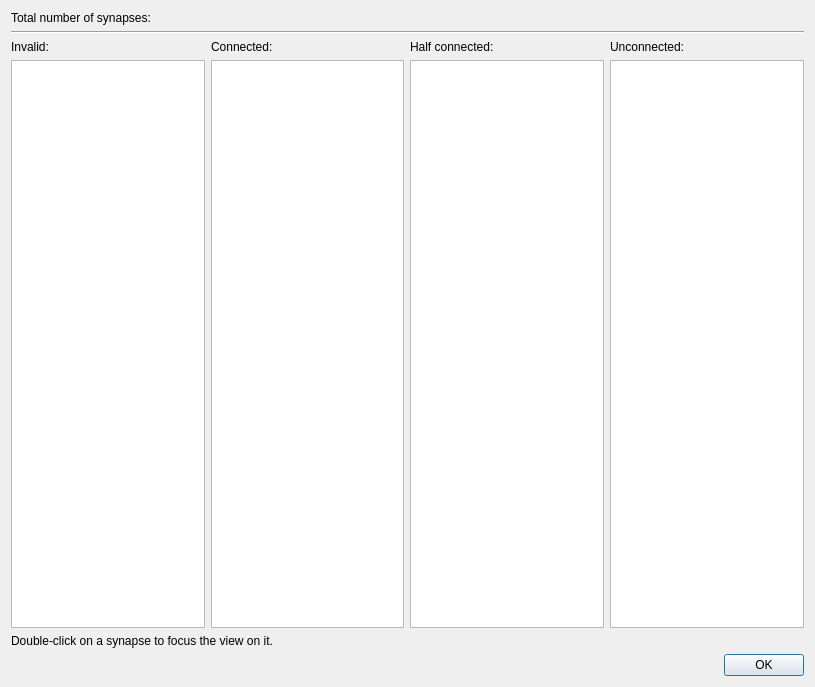
Qt form App/Dialogs/ConnectionCount/ConnectionCountDialog.ui (FelixdelasPozas/EspINA) before a commit.
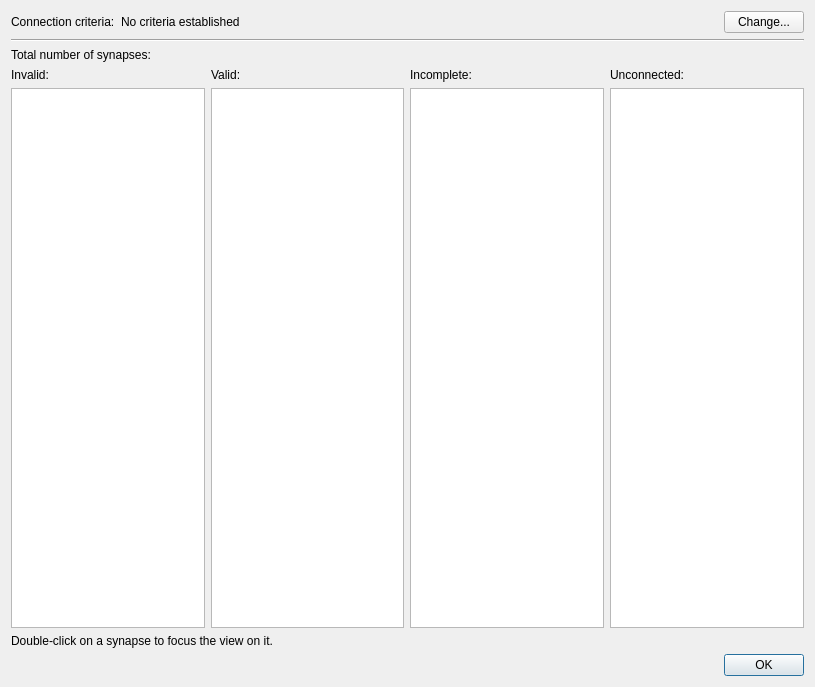
The same form after that commit. Icons and pictures are not drawn.

Commit message:
Connection criteria in connection count dialog.
- Connection criteria dialog for selecting a criteria.
- Selecting a segmentation in the ConnectionCountDialog also selects the segmentation in the model.
- Classification of synapses according to the specified criteria in ConnectionCountDialog.

```diff
--- a/App/Dialogs/ConnectionCount/ConnectionCountDialog.ui
+++ b/App/Dialogs/ConnectionCount/ConnectionCountDialog.ui
@@ -17,20 +17,27 @@
    <iconset resource="../../rsc/espina.qrc">
     <normaloff>:/espina/espina.svg</normaloff>:/espina/espina.svg</iconset>
   </property>
-  <layout class="QVBoxLayout" name="verticalLayout" stretch="0,0,1,0,0">
+  <layout class="QVBoxLayout" name="verticalLayout" stretch="0,0,0,1,0,0">
    <item>
-    <layout class="QHBoxLayout" name="horizontalLayout_2" stretch="0,1">
+    <layout class="QHBoxLayout" name="horizontalLayout_7" stretch="0,1,0">
      <item>
-      <widget class="QLabel" name="label">
+      <widget class="QLabel" name="label_4">
        <property name="text">
-        <string>Total number of synapses:</string>
+        <string>Connection criteria:</string>
        </property>
       </widget>
      </item>
      <item>
-      <widget class="QLabel" name="m_totalLabel">
+      <widget class="QLabel" name="m_criteriaLabel">
        <property name="text">
-        <string/>
+        <string>No criteria established</string>
+       </property>
+      </widget>
+     </item>
+     <item>
+      <widget class="QPushButton" name="m_changeButton">
+       <property name="text">
+        <string>Change...</string>
        </property>
       </widget>
      </item>
@@ -43,6 +50,24 @@
      </property>
     </widget>
    </item>
+   <item>
+    <layout class="QHBoxLayout" name="horizontalLayout_2" stretch="0,1">
+     <item>
+      <widget class="QLabel" name="label">
+       <property name="text">
+        <string>Total number of synapses:</string>
+       </property>
+      </widget>
+     </item>
+     <item>
+      <widget class="QLabel" name="m_totalLabel">
+       <property name="text">
+        <string/>
+       </property>
+      </widget>
+     </item>
+    </layout>
+   </item>
    <item>
     <layout class="QHBoxLayout" name="horizontalLayout">
      <item>
@@ -77,7 +102,7 @@
          <item>
           <widget class="QLabel" name="label_2">
            <property name="text">
-            <string>Connected:</string>
+            <string>Valid:</string>
            </property>
           </widget>
          </item>
@@ -102,7 +127,7 @@
          <item>
           <widget class="QLabel" name="m_halfConnected">
            <property name="text">
-            <string>Half connected:</string>
+            <string>Incomplete:</string>
            </property>
           </widget>
          </item>
```
The commit also changes 7 other files.
